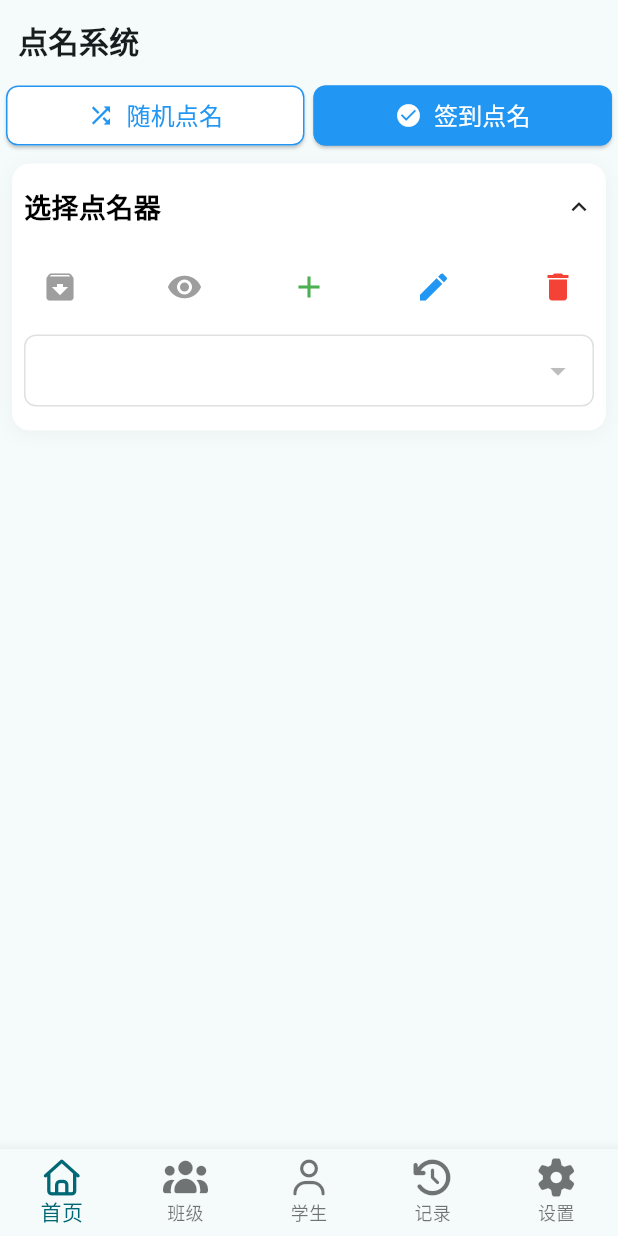
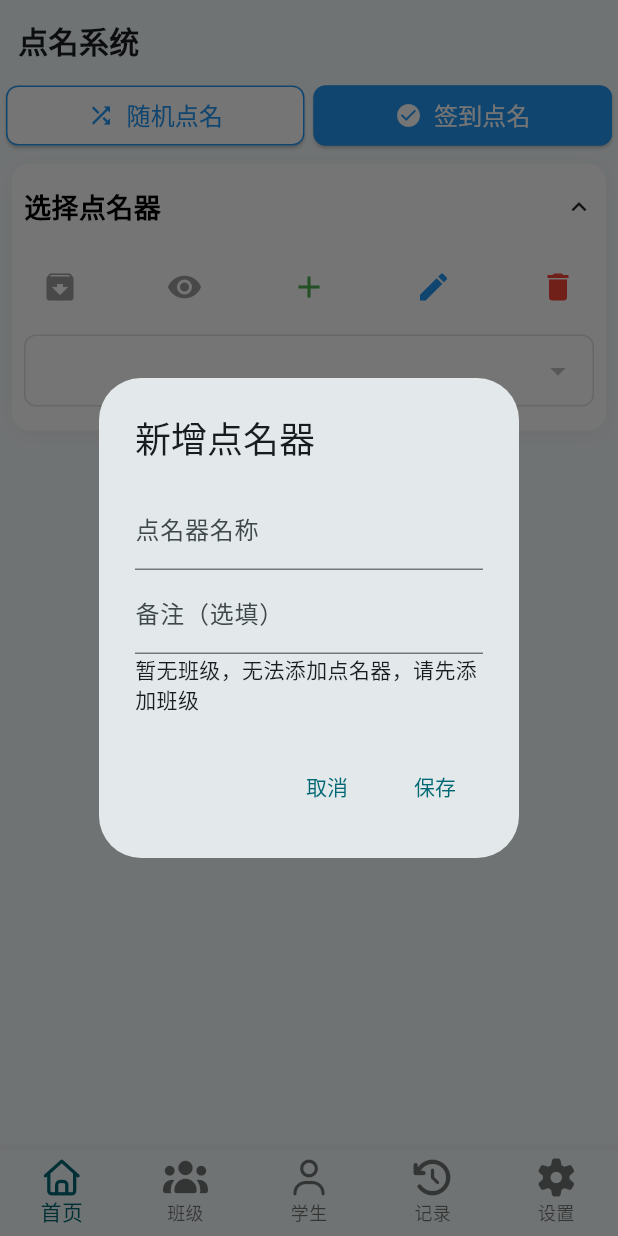
Before and after one commit to ieeningnwq/rollcaller, a Flutter app: the screen it shows after launch, after a tap on "签到点名", after a tap on "选择点名器", on a phone screen of 412 x 824 dp. Run offline on Flutter 3.47's test engine with Material 3 defaults, Android fonts, the phone set to English and light mode, and no system bars; our stand-ins replace flutter_screenutil, fluttertoast, font_awesome_flutter, pull_to_refresh, sqflite; accounts and stored records are empty.

Commit message:
签到点名新增功能

```diff
--- a/lib/pages/attendence_page.dart
+++ b/lib/pages/attendence_page.dart
@@ -10,6 +10,7 @@ import '../utils/attendance_call_record_dao.dart';
 import '../utils/attendance_caller_dao.dart';
 import '../utils/student_class_dao.dart';
 import '../utils/student_dao.dart';
+import '../widgets/attendance_caller_add_edit_dialog.dart';
 
 class AttendencePage extends StatefulWidget {
   const AttendencePage({super.key});
@@ -20,7 +21,7 @@ class AttendencePage extends StatefulWidget {
 
 class _AttendencePageState extends State<AttendencePage> {
   // 点名器信息是否折叠
-  bool _isAttendanceCallerInfoWidgetExpanded = false;
+  bool _isAttendanceCallerInfoWidgetExpanded = true;
   // 当前选择随机点名器
   int? _selectedCallerId;
   // 所有签到点名器
@@ -89,7 +90,6 @@ class _AttendencePageState extends State<AttendencePage> {
         return null;
       }
     } catch (e) {
-      print('Error in _getAttendanceCallerPageInfo: $e');
       return null;
     }
   }
@@ -185,8 +185,8 @@ class _AttendencePageState extends State<AttendencePage> {
                         _buildDeleteIconButton(),
                       ],
                     ),
-                    const SizedBox(height: 8),
-                    _buildDropdownButton(),
+                    const SizedBox(height: 8),_buildDropdownButton(),
+
                   ],
                 ),
               ),
@@ -268,25 +268,18 @@ class _AttendencePageState extends State<AttendencePage> {
     return IconButton(
       onPressed: () => {
         // 新增点名器功能
-        // showDialog(
-        //   context: context,
-        //   builder: (context) => RandomCallerAddEditDialog(
-        //     title: '新增点名器',
-        //     randomCaller: RandomCallerModel(
-        //       classId: -1,
-        //       randomCallerName: '',
-        //       isDuplicate: 0,
-        //       isArchive: 0,
-        //       notes: '',
-        //       created: DateTime.now(),
-        //     ),
-        //   ),
-        // ).then((value) {
-        //   if (value != null && value == true) {
-        //     // 刷新随机点名器列表
-        //     _refreshPageData();
-        //   }
-        // }),
+        showDialog(
+          context: context,
+          builder: (context) => AttendanceCallerAddEditDialog(
+            title: '新增点名器',
+            attendanceCaller: AttendanceCallerModel(),
+          ),
+        ).then((value) {
+          if (value != null && value == true) {
+            // 刷新随机点名器列表
+            _refreshPageData();
+          }
+        }),
       },
       icon: Icon(Icons.add, color: Colors.green),
     );
--- a/lib/pages/random_call_page.dart
+++ b/lib/pages/random_call_page.dart
@@ -49,7 +49,7 @@ class _RandomCallPageState extends State<RandomCallPage>
   bool _isPickedGroupExpanded = true; // 已抽取学生组默认展开
   bool _isUnpickedGroupExpanded = true; // 未抽取学生组默认展开
   // 选择点名器折叠
-  bool _isRandomCallerInfoWidgetExpanded = false;
+  bool _isRandomCallerInfoWidgetExpanded = true;
 
   @override
   initState() {
--- /dev/null
+++ b/lib/widgets/attendance_caller_add_edit_dialog.dart
@@ -0,0 +1,241 @@
+import 'package:flutter/material.dart';
+import 'package:fluttertoast/fluttertoast.dart';
+import 'package:rollcall/utils/student_class_dao.dart';
+
+import '../models/attendance_caller_model.dart';
+import '../models/student_class_model.dart';
+import '../utils/attendance_caller_dao.dart';
+
+class AttendanceCallerAddEditDialog extends StatefulWidget {
+  final AttendanceCallerModel attendanceCaller;
+  final String title;
+
+  const AttendanceCallerAddEditDialog({
+    super.key,
+    required this.attendanceCaller,
+    required this.title,
+  });
+
+  @override
+  State<StatefulWidget> createState() {
+    return _AttendanceCallerAddEditDialogState();
+  }
+}
+
+class _AttendanceCallerAddEditDialogState extends State<AttendanceCallerAddEditDialog> {
+  final TextEditingController _attendanceCallerNameController =
+      TextEditingController();
+  final TextEditingController _notesController = TextEditingController();
+  final GlobalKey _formKey = GlobalKey<FormState>();
+  int _selectedStudentClassId = -1;
+  bool _isAdd = false;
+  Map<int, StudentClassModel>? _allStudentClassesMap = {};
+
+  @override
+  initState() {
+    super.initState();
+    _selectedStudentClassId = widget.attendanceCaller.classId;
+    _isAdd = widget.title == '新增点名器';
+    _attendanceCallerNameController.text = widget.attendanceCaller.attendanceCallerName;
+    _notesController.text = widget.attendanceCaller.notes;
+  }
+
+  @override
+  dispose() {
+    _attendanceCallerNameController.dispose();
+    _notesController.dispose();
+    super.dispose();
+  }
+
+  Future<Map<int, StudentClassModel>> _getAllStudentClassesMap() async {
+    Map<int, StudentClassModel> allStudentClassesMap = {};
+    StudentClassDao studentClassDao = StudentClassDao();
+    return await studentClassDao.getAllStudentClasses().then((value) {
+      for (var element in value) {
+        allStudentClassesMap[element.id!] = element;
+      }
+      return allStudentClassesMap;
+    });
+  }
+
+  @override
+  Widget build(BuildContext context) {
+    return FutureBuilder<Map<int, StudentClassModel>>(
+      future: _getAllStudentClassesMap(),
+      builder: (context, snapshot) {
+        if (snapshot.connectionState == ConnectionState.done) {
+          if (snapshot.hasError) {
+            return Text('Error: ${snapshot.error}');
+          } else if (snapshot.hasData) {
+            _allStudentClassesMap = snapshot.data;
+            if (_selectedStudentClassId == -1 &&
+                _allStudentClassesMap!.isNotEmpty) {
+              _selectedStudentClassId = _allStudentClassesMap!.keys.first;
+            }
+            return AlertDialog(
+              title: Text(widget.title),
+              content: Form(
+                key: _formKey,
+                child: ListView(
+                  shrinkWrap: true,
+                  children: [
+                    _buildAttendanceCallerNameField(),
+                    _buildNotesField('备注（选填）'),
+                    _buildClassIdField(),
+                  ],
+                ),
+              ),
+              actions: [
+                TextButton(
+                  onPressed: () => Navigator.of(context).pop(false),
+                  child: const Text('取消'),
+                ),
+                TextButton(
+                  onPressed: () {
+                    if (_allStudentClassesMap!.isEmpty) {
+                      Fluttertoast.showToast(
+                        msg: '暂无班级，无法添加点名器，请先添加班级',
+                        toastLength: Toast.LENGTH_SHORT,
+                        gravity: ToastGravity.BOTTOM,
+                        timeInSecForIosWeb: 1,
+                        backgroundColor: Colors.grey,
+                        textColor: Colors.white,
+                        fontSize: 16.0,
+                      );
+                      return;
+                    }
+                    _saveRandomCaller(context);
+                  },
+                  child: const Text('保存'),
+                ),
+              ],
+            );
+          }
+        }
+        return const CircularProgressIndicator();
+      },
+    );
+  }
+
+  TextFormField _buildAttendanceCallerNameField() {
+    bool isAttendanceCallerNameUnique = true;
+
+    return TextFormField(
+      controller: _attendanceCallerNameController,
+      decoration: const InputDecoration(labelText: '点名器名称'),
+      autovalidateMode: AutovalidateMode.onUnfocus,
+      onChanged: (value) {
+        WidgetsFlutterBinding.ensureInitialized(); // 确保初始化Flutter绑定。对于插件很重要。
+        AttendanceCallerDao attendanceCallerDao = AttendanceCallerDao();
+        attendanceCallerDao.isAttendanceCallerNameExist(value).then((v) {
+          if (v) {
+            if (!_isAdd &&
+                widget.attendanceCaller.attendanceCallerName ==
+                    _attendanceCallerNameController.text) {
+              isAttendanceCallerNameUnique = true;
+            } else {
+              isAttendanceCallerNameUnique = false;
+            }
+          } else {
+            isAttendanceCallerNameUnique = true;
+          }
+        });
+      },
+      validator: (value) {
+        if (value == null || value.isEmpty) {
+          return '点名器名称不能为空';
+        }
+        if (!isAttendanceCallerNameUnique) {
+          return '$value重复使用';
+        }
+        return null;
+      },
+    );
+  }
+
+  TextField _buildNotesField(String label) {
+    return TextField(
+      decoration: InputDecoration(labelText: label),
+      controller: _notesController,
+    );
+  }
+
+  Widget _buildClassIdField() {
+    if (_allStudentClassesMap!.isEmpty) {
+      return const Text('暂无班级，无法添加点名器，请先添加班级');
+    }
+
+    return RadioGroup<int>(
+      groupValue: _selectedStudentClassId,
+      onChanged: _isAdd
+          ? (value) {
+              setState(() {
+                _selectedStudentClassId = value!;
+              });
+            }
+          : (value) {
+              null;
+            },
+      child: Column(
+        children: _allStudentClassesMap!.values
+            .map(
+              (e) => RadioListTile<int>(
+                value: e.id!,
+                title: Text(
+                  e.className,
+                  style: TextStyle(color: _isAdd ? Colors.black : Colors.grey),
+                ),
+                fillColor: WidgetStateProperty.all(
+                  _isAdd ? Colors.black : Colors.grey,
+                ),
+              ),
+            )
+            .toList(),
+      ),
+    );
+  }
+
+  void _saveRandomCaller(BuildContext context) {
+    if ((_formKey.currentState as FormState).validate()) {
+      widget.attendanceCaller.attendanceCallerName = _attendanceCallerNameController.text;
+      widget.attendanceCaller.classId = _selectedStudentClassId;
+      widget.attendanceCaller.notes = _notesController.text;
+      if (_isAdd) {
+        // 新增点名器
+        widget.attendanceCaller.created = DateTime.now();
+        AttendanceCallerDao().insertAttendanceCaller(widget.attendanceCaller).then((value) {
+          if (context.mounted) {
+            if (value != 0) {
+              ScaffoldMessenger.of(
+                context,
+              ).showSnackBar(const SnackBar(content: Text('添加成功')));
+              Navigator.of(context).pop(true);
+            } else {
+              ScaffoldMessenger.of(
+                context,
+              ).showSnackBar(const SnackBar(content: Text('添加失败')));
+              Navigator.of(context).pop(false);
+            }
+          }
+        });
+      } else {
+        AttendanceCallerDao().updateAttendanceCaller(widget.attendanceCaller).then((value) {
+          if (context.mounted) {
+            if (value != 0) {
+              ScaffoldMessenger.of(
+                context,
+              ).showSnackBar(const SnackBar(content: Text('更新成功')));
+              Navigator.of(context).pop(true);
+            } else {
+              ScaffoldMessenger.of(
+                context,
+              ).showSnackBar(const SnackBar(content: Text('更新失败')));
+              Navigator.of(context).pop(false);
+            }
+          }
+        });
+      }
+    }
+  }
+
+}
```
Also changed, not shown: lib/models/attendance_caller_model.dart (+6 -6 lines), lib/utils/attendance_caller_dao.dart (+33 -0 lines).
